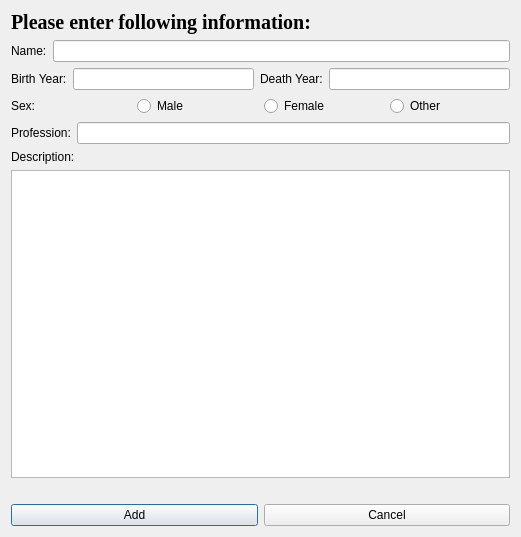
Above: add_persons.ui from HKH515/VLN56 before the change. Below: the same form after it.
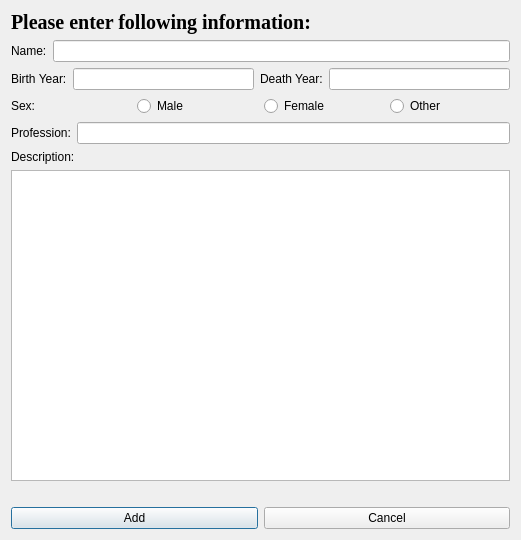
That is the form after the change.

What changed in the file:
```diff
--- a/add_persons.ui
+++ b/add_persons.ui
@@ -7,7 +7,7 @@
     <x>0</x>
     <y>0</y>
     <width>521</width>
-    <height>537</height>
+    <height>540</height>
    </rect>
   </property>
   <property name="windowTitle">
```
